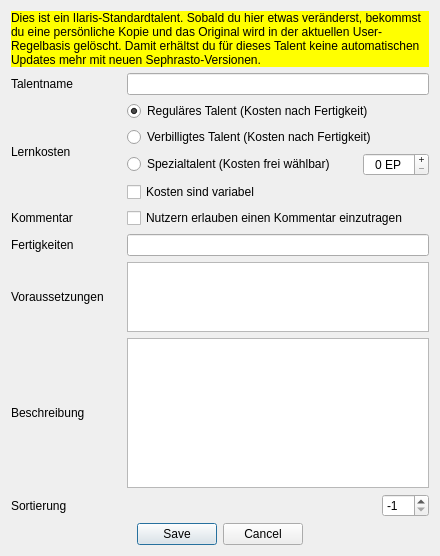
Before: the Qt Designer form UI/DatenbankEditTalent.ui in Aeolitus/Sephrasto, drawn with Qt 5.
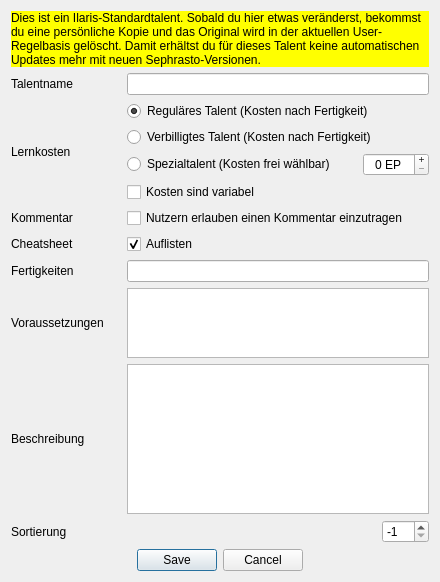
After: the same form once the commit is applied.

The edit to the form file:
```diff
--- a/UI/DatenbankEditTalent.ui
+++ b/UI/DatenbankEditTalent.ui
@@ -10,7 +10,7 @@
     <x>0</x>
     <y>0</y>
     <width>440</width>
-    <height>550</height>
+    <height>581</height>
    </rect>
   </property>
   <property name="windowTitle">
@@ -32,7 +32,10 @@
    </item>
    <item row="0" column="0">
     <layout class="QGridLayout" name="gridLayout">
-     <item row="8" column="0">
+     <item row="1" column="1">
+      <widget class="QLineEdit" name="nameEdit"/>
+     </item>
+     <item row="9" column="0">
       <widget class="QLabel" name="label_12">
        <property name="minimumSize">
         <size>
@@ -45,17 +48,87 @@
        </property>
       </widget>
      </item>
-     <item row="1" column="0">
-      <widget class="QLabel" name="label">
+     <item row="3" column="0">
+      <widget class="QLabel" name="label_2">
        <property name="text">
-        <string>Talentname</string>
+        <string>Lernkosten</string>
+       </property>
+      </widget>
+     </item>
+     <item row="8" column="0">
+      <widget class="QLabel" name="label_5">
+       <property name="text">
+        <string>Beschreibung</string>
        </property>
       </widget>
      </item>
      <item row="6" column="1">
+      <widget class="QLineEdit" name="fertigkeitenEdit"/>
+     </item>
+     <item row="7" column="0">
+      <widget class="QLabel" name="label_4">
+       <property name="minimumSize">
+        <size>
+         <width>110</width>
+         <height>0</height>
+        </size>
+       </property>
+       <property name="text">
+        <string>Voraussetzungen</string>
+       </property>
+      </widget>
+     </item>
+     <item row="7" column="1">
       <widget class="QPlainTextEdit" name="voraussetzungenEdit"/>
      </item>
+     <item row="4" column="1">
+      <widget class="QCheckBox" name="checkKommentar">
+       <property name="text">
+        <string>Nutzern erlauben einen Kommentar einzutragen</string>
+       </property>
+      </widget>
+     </item>
+     <item row="0" column="0" colspan="2">
+      <widget class="QLabel" name="warning">
+       <property name="visible">
+        <bool>false</bool>
+       </property>
+       <property name="styleSheet">
+        <string notr="true">background-color: rgb(255, 255, 0);</string>
+       </property>
+       <property name="text">
+        <string>Dies ist ein Ilaris-Standardtalent. Sobald du hier etwas veränderst, bekommst du eine persönliche Kopie und das Original wird in der aktuellen User-Regelbasis gelöscht. Damit erhältst du für dieses Talent keine automatischen Updates mehr mit neuen Sephrasto-Versionen.</string>
+       </property>
+       <property name="wordWrap">
+        <bool>true</bool>
+       </property>
+      </widget>
+     </item>
+     <item row="4" column="0">
+      <widget class="QLabel" name="label_6">
+       <property name="text">
+        <string>Kommentar</string>
+       </property>
+      </widget>
+     </item>
+     <item row="6" column="0">
+      <widget class="QLabel" name="label_3">
+       <property name="text">
+        <string>Fertigkeiten</string>
+       </property>
+      </widget>
+     </item>
      <item row="8" column="1">
+      <widget class="QPlainTextEdit" name="textEdit">
+       <property name="sizePolicy">
+        <sizepolicy hsizetype="Expanding" vsizetype="MinimumExpanding">
+         <horstretch>0</horstretch>
+         <verstretch>0</verstretch>
+        </sizepolicy>
+       </property>
+      </widget>
+     </item>
+     <item row="9" column="1">
       <layout class="QHBoxLayout" name="horizontalLayout_12">
        <item>
         <spacer name="horizontalSpacer_12">
@@ -91,8 +164,12 @@
        </item>
       </layout>
      </item>
-     <item row="5" column="1">
-      <widget class="QLineEdit" name="fertigkeitenEdit"/>
+     <item row="1" column="0">
+      <widget class="QLabel" name="label">
+       <property name="text">
+        <string>Talentname</string>
+       </property>
+      </widget>
      </item>
      <item row="3" column="1">
       <layout class="QVBoxLayout" name="verticalLayout">
@@ -177,83 +254,26 @@
        </item>
       </layout>
      </item>
-     <item row="7" column="0">
-      <widget class="QLabel" name="label_5">
-       <property name="text">
-        <string>Beschreibung</string>
-       </property>
-      </widget>
-     </item>
-     <item row="1" column="1">
-      <widget class="QLineEdit" name="nameEdit"/>
-     </item>
-     <item row="6" column="0">
-      <widget class="QLabel" name="label_4">
-       <property name="minimumSize">
-        <size>
-         <width>110</width>
-         <height>0</height>
-        </size>
-       </property>
-       <property name="text">
-        <string>Voraussetzungen</string>
-       </property>
-      </widget>
-     </item>
      <item row="5" column="0">
-      <widget class="QLabel" name="label_3">
+      <widget class="QLabel" name="label_7">
        <property name="text">
-        <string>Fertigkeiten</string>
+        <string>Cheatsheet</string>
        </property>
       </widget>
      </item>
-     <item row="0" column="0" colspan="2">
-      <widget class="QLabel" name="warning">
-       <property name="visible">
-        <bool>false</bool>
-       </property>
-       <property name="styleSheet">
-        <string notr="true">background-color: rgb(255, 255, 0);</string>
+     <item row="5" column="1">
+      <widget class="QCheckBox" name="checkCheatsheet">
+       <property name="layoutDirection">
+        <enum>Qt::LeftToRight</enum>
        </property>
        <property name="text">
-        <string>Dies ist ein Ilaris-Standardtalent. Sobald du hier etwas veränderst, bekommst du eine persönliche Kopie und das Original wird in der aktuellen User-Regelbasis gelöscht. Damit erhältst du für dieses Talent keine automatischen Updates mehr mit neuen Sephrasto-Versionen.</string>
+        <string>Auflisten</string>
        </property>
-       <property name="wordWrap">
+       <property name="checked">
         <bool>true</bool>
        </property>
       </widget>
      </item>
-     <item row="3" column="0">
-      <widget class="QLabel" name="label_2">
-       <property name="text">
-        <string>Lernkosten</string>
-       </property>
-      </widget>
-     </item>
-     <item row="7" column="1">
-      <widget class="QPlainTextEdit" name="textEdit">
-       <property name="sizePolicy">
-        <sizepolicy hsizetype="Expanding" vsizetype="MinimumExpanding">
-         <horstretch>0</horstretch>
-         <verstretch>0</verstretch>
-        </sizepolicy>
-       </property>
-      </widget>
-     </item>
-     <item row="4" column="0">
-      <widget class="QLabel" name="label_6">
-       <property name="text">
-        <string>Kommentar</string>
-       </property>
-      </widget>
-     </item>
-     <item row="4" column="1">
-      <widget class="QCheckBox" name="checkKommentar">
-       <property name="text">
-        <string>Nutzern erlauben einen Kommentar einzutragen</string>
-       </property>
-      </widget>
-     </item>
     </layout>
    </item>
   </layout>
```
